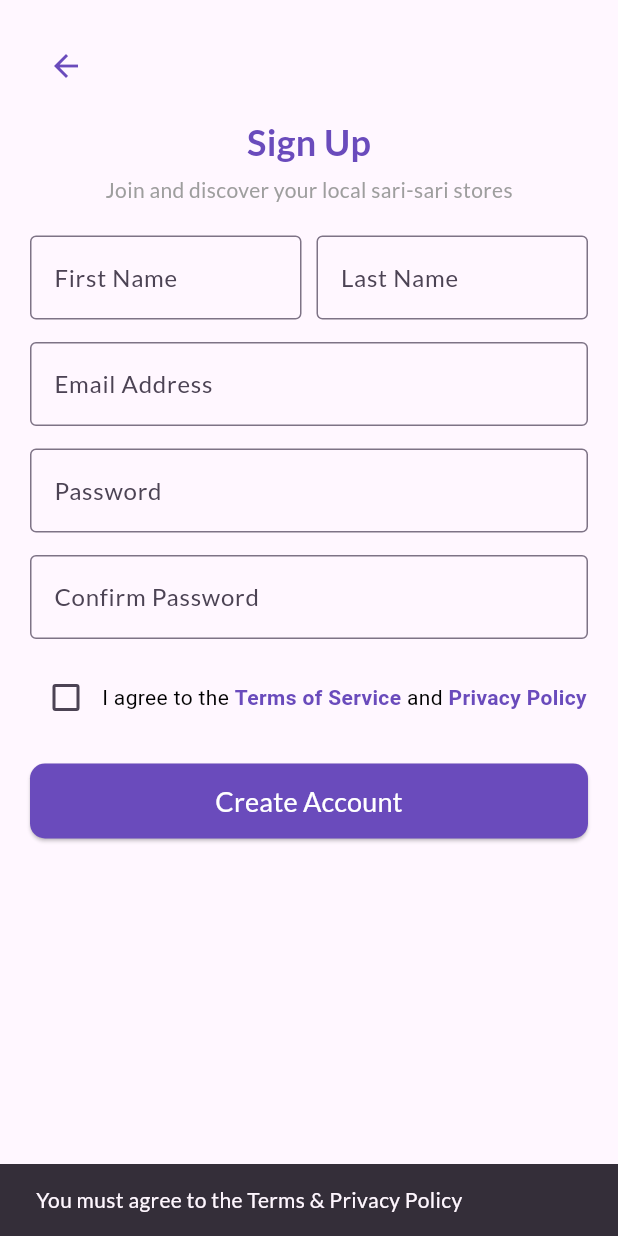
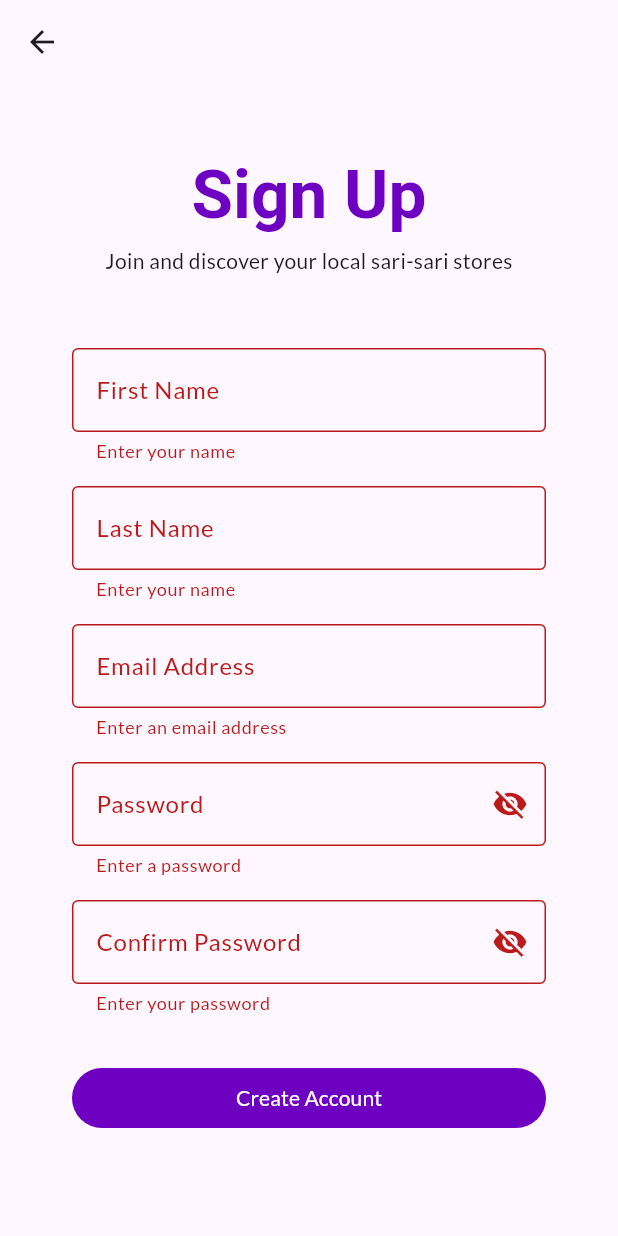
Before and after one commit to ligaya-milangela/tindahanap, a Flutter app: the SignupScreen screen opened directly, after a tap on "Create Account", on a phone screen of 412 x 824 dp. Run offline on Flutter 3.47's test engine with Material 3 defaults, Android fonts, the phone set to English and light mode, and no system bars; our stand-ins replace cloud_firestore, email_validator, firebase_auth, firebase_core, flutter_map, geolocator and 2 more; accounts and stored records are empty; Roboto replaces fonts that are missing (Pridi).

Commit message:
Update Signup UI with ThemeData and signup form functionality

```diff
--- a/lib/screens/signup_screen.dart
+++ b/lib/screens/signup_screen.dart
@@ -1,38 +1,84 @@
 import 'package:flutter/material.dart';
+import 'package:email_validator/email_validator.dart';
 import '../services/auth_service.dart';
 
+class SignupScreen extends StatefulWidget {
+  const SignupScreen({super.key});
 
-class SignupScreen extends StatefulWidget {
   @override
-  _SignupScreenState createState() => _SignupScreenState();
+  State<SignupScreen> createState() => _SignupScreenState();
 }
 
 class _SignupScreenState extends State<SignupScreen> {
+  final _formKey = GlobalKey<FormState>();
   final _authService = AuthService();
   final _firstNameController = TextEditingController();
   final _lastNameController = TextEditingController();
   final _emailController = TextEditingController();
   final _passwordController = TextEditingController();
   final _confirmPasswordController = TextEditingController();
-  bool _agreeToTerms = false;
+  bool _passwordVisible = false;
+  bool _confirmPasswordVisible = false;
 
-  final Color primaryColor = Color(0xFF6A4BBC);
+  @override
+  void dispose() {
+    _firstNameController.dispose();
+    _lastNameController.dispose();
+    _emailController.dispose();
+    _passwordController.dispose();
+    _confirmPasswordController.dispose();
+    super.dispose();
+  }
+
+  String? nameValidator(String? value) {
+    if (value == null || value.isEmpty) {
+      return 'Enter your name';
+    }
+    return null;
+  }
+
+  String? emailValidator(String? value) {
+    if (value == null || value.isEmpty) {
+      return 'Enter an email address';
+    } if (!EmailValidator.validate(value)) {
+      return 'Invalid email address';
+    }
+    return null;
+  }
+
+  String? passwordValidator(String? value) {
+    if (value == null || value.isEmpty) {
+      return 'Enter a password';
+    }
+    if (value.length < 8) {
+      return 'Must be at least 8 characters long';
+    }
+    if (!value.contains(RegExp(r'[a-z]'))) {
+      return 'Must have a lowercase character';
+    }
+    if (!value.contains(RegExp(r'[A-Z]'))) {
+      return 'Must have an uppercase character';
+    }
+    if (!value.contains(RegExp(r'[0-9]'))) {
+      return 'Must have a numeric character';
+    }
+    if (!value.contains(RegExp(r'[!@#$%^&*(),.?":{}|<>]'))) {
+      return 'Must have a special character';
+    }
+    return null;
+  }
+
+  String? confirmPasswordValidator(String? value) {
+    if (value == null || value.isEmpty) {
+      return 'Enter your password';
+    }
+    if (value != _passwordController.text) {
+      return 'Password must be same as above';
+    }
+    return null;
+  }
 
   void signup() async {
-    if (!_agreeToTerms) {
-      ScaffoldMessenger.of(context).showSnackBar(
-        SnackBar(content: Text("You must agree to the Terms & Privacy Policy")),
-      );
-      return;
-    }
-
-    if (_passwordController.text != _confirmPasswordController.text) {
-      ScaffoldMessenger.of(context).showSnackBar(
-        SnackBar(content: Text("Passwords do not match!")),
-      );
-      return;
-    }
-
     bool success = await _authService.signup(
       _firstNameController.text.trim(),
       _lastNameController.text.trim(),
@@ -40,130 +86,153 @@ class _SignupScreenState extends State<SignupScreen> {
       _passwordController.text.trim(),
     );
 
+    // The BuildContext is used across an async gap. Check if the
+    // widget is still mounted in the widget tree to make sure that
+    // the context is still valid before interacting with it.
+    if (mounted) {
       if (success) {
         ScaffoldMessenger.of(context).showSnackBar(
-        SnackBar(content: Text("Signup Successful!")),
+          const SnackBar(content: Text('Signup Successful!')),
         );
         Navigator.pop(context);
       } else {
         ScaffoldMessenger.of(context).showSnackBar(
-        SnackBar(content: Text("Signup Failed. Please try again.")),
+          const SnackBar(content: Text('Signup Failed. Please try again.')),
         );
+      }
     }
   }
 
   @override
   Widget build(BuildContext context) {
+    final colorScheme = Theme.of(context).colorScheme;
+    final textTheme = Theme.of(context).textTheme;
+
     return Scaffold(
-      body: SafeArea(
-        child: SingleChildScrollView(
-          child: Padding(
-            padding: EdgeInsets.symmetric(horizontal: 20, vertical: 20),
-            child: Column(
-              crossAxisAlignment: CrossAxisAlignment.start,
-              children: [
-                IconButton(
-                  icon: Icon(Icons.arrow_back, color: primaryColor),
-                  onPressed: () => Navigator.pop(context),
-                ),
-                SizedBox(height: 10),
-                Center(
-                  child: Column(
-                    children: [
-                      Text("Sign Up", style: TextStyle(fontSize: 24, fontWeight: FontWeight.bold, color: primaryColor)),
-                      SizedBox(height: 5),
-                      Text("Join and discover your local sari-sari stores", style: TextStyle(color: Colors.grey)),
-                    ],
+      appBar: AppBar(
+        leading: IconButton(
+          onPressed: () {
+            Navigator.of(context).pop();
+          },
+          icon: Icon(Icons.arrow_back_outlined),
         ),
       ),
-                SizedBox(height: 20),
-                Row(
+      body: ListView(
+        padding: const EdgeInsets.fromLTRB(48.0, 48.0, 48.0, 0.0),
         children: [
-                    Expanded(
-                      child: TextField(
-                        controller: _firstNameController,
-                        decoration: InputDecoration(labelText: "First Name", border: OutlineInputBorder()),
+          Text(
+            'Sign Up',
+            style: textTheme.displayMedium?.copyWith(
+              color: colorScheme.primary,
+              fontWeight: FontWeight.bold,
+            ),
+            textAlign: TextAlign.center,
+          ),
+
+          Container(
+            padding: EdgeInsets.only(top: 8.0, bottom: 48.0),
+            child: Text(
+              'Join and discover your local sari-sari stores',
+              style: textTheme.bodyMedium,
+              textAlign: TextAlign.center,
             ),
           ),
-                    SizedBox(width: 10),
-                    Expanded(
-                      child: TextField(
+
+          Form(
+            key: _formKey,
+            child: Column(
+              spacing: 16.0,
+              children: [
+                TextFormField(
+                  controller: _firstNameController,
+                  decoration: const InputDecoration(
+                    labelText: 'First Name',
+                    border: OutlineInputBorder(),
+                  ),
+                  validator: nameValidator,
+                ),
+
+                TextFormField(
                   controller: _lastNameController,
-                        decoration: InputDecoration(labelText: "Last Name", border: OutlineInputBorder()),
+                  decoration: const InputDecoration(
+                    labelText: 'Last Name',
+                    border: OutlineInputBorder(),
+                  ),
+                  validator: nameValidator,
+                ),
+
+                TextFormField(
+                  controller: _emailController,
+                  decoration: const InputDecoration(
+                    labelText: 'Email Address',
+                    border: OutlineInputBorder(),
+                  ),
+                  keyboardType: TextInputType.emailAddress,
+                  validator: emailValidator,
+                ),
+
+                TextFormField(
+                  controller: _passwordController,
+                  decoration: InputDecoration(
+                    labelText: 'Password',
+                    suffixIcon: IconButton(
+                      onPressed: () {
+                        setState(() {
+                          _passwordVisible = !_passwordVisible;
+                        });
+                      },
+                      icon: Icon(
+                        _passwordVisible
+                        ? Icons.visibility
+                        : Icons.visibility_off
                       ),
                     ),
-                  ],
+                    border: OutlineInputBorder(),
                   ),
-                SizedBox(height: 15),
-                TextField(
-                  controller: _emailController,
-                  decoration: InputDecoration(labelText: "Email Address", border: OutlineInputBorder()),
+                  obscureText: !_passwordVisible,
+                  validator: passwordValidator,
                 ),
-                SizedBox(height: 15),
-                TextField(
-                  controller: _passwordController,
-                  obscureText: true,
-                  decoration: InputDecoration(labelText: "Password", border: OutlineInputBorder()),
-                ),
-                SizedBox(height: 15),
-                TextField(
+
+                TextFormField(
                   controller: _confirmPasswordController,
-                  obscureText: true,
-                  decoration: InputDecoration(labelText: "Confirm Password", border: OutlineInputBorder()),
-                ),
-                SizedBox(height: 15),
-                Row(
-                  children: [
-                    Checkbox(
-                      value: _agreeToTerms,
-                      activeColor: primaryColor,
-                      onChanged: (value) {
+                  decoration: InputDecoration(
+                    labelText: 'Confirm Password',
+                    suffixIcon: IconButton(
+                      onPressed: () {
                         setState(() {
-                          _agreeToTerms = value!;
+                          _confirmPasswordVisible = !_confirmPasswordVisible;
                         });
                       },
+                      icon: Icon(
+                        _confirmPasswordVisible
+                        ? Icons.visibility
+                        : Icons.visibility_off
                       ),
-                    Expanded(
-                      child: Text.rich(
-                        TextSpan(
-                          text: "I agree to the ",
-                          style: TextStyle(color: Colors.black),
-                          children: [
-                            TextSpan(
-                              text: "Terms of Service",
-                              style: TextStyle(color: primaryColor, fontWeight: FontWeight.bold),
                     ),
-                            TextSpan(text: " and "),
-                            TextSpan(
-                              text: "Privacy Policy",
-                              style: TextStyle(color: primaryColor, fontWeight: FontWeight.bold),
+                    border: OutlineInputBorder(),
                   ),
-                          ],
+                  obscureText: !_confirmPasswordVisible,
+                  validator: confirmPasswordValidator,
+                ),
+
+                Padding(
+                  padding: EdgeInsets.only(top: 16.0),
+                  child: SizedBox(
+                    width: double.infinity,
+                    child: FilledButton(
+                      onPressed: () {
+                        if (_formKey.currentState!.validate()) {
+                          signup();
+                        }
+                      },
+                      child: Text('Create Account'),
                     ),
                   ),
                 ),
               ],
             ),
-                SizedBox(height: 20),
-                SizedBox(
-                  width: double.infinity,
-                  height: 50,
-                  child: ElevatedButton(
-                    onPressed: signup,
-                    style: ElevatedButton.styleFrom(
-                      backgroundColor: primaryColor,
-                      shape: RoundedRectangleBorder(
-                        borderRadius: BorderRadius.circular(10),
           ),
-                    ),
-                    child: Text("Create Account", style: TextStyle(fontSize: 18, color: Colors.white)),
-                  ),
-                ),
-                SizedBox(height: 20),
         ],
-            ),
-          ),
-        ),
       ),
     );
   }
```
Lines whose indentation alone changed are shown as unchanged.
